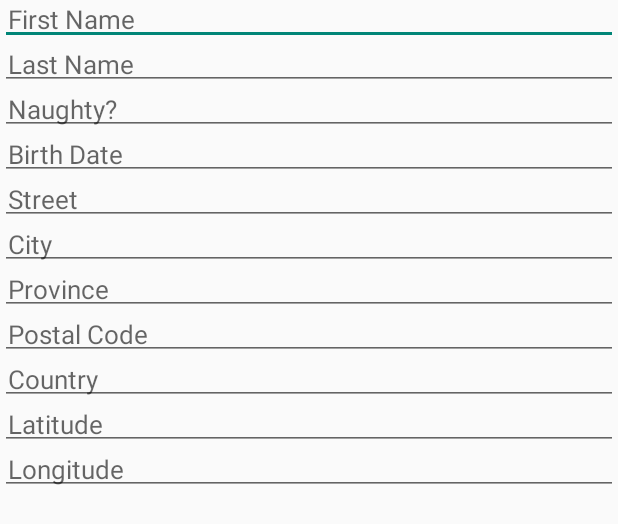
After one commit to tommyyeh0505/AndroidAssignment2, an Android app: the layout child_edit.xml on its own in the app's theme, with its tools: preview values and no code run, on a phone screen of 412 x 824 dp. The commit adds this screen. Shown: the top 524 px of the screen. Run offline under Robolectric (Android 15) with nearby library versions, the phone set to English and light mode, and no system bars.

Commit message:
edit look

```diff
--- a/app/src/main/java/com/example/tommy/assignment2/ChildInfoFragment.java
+++ b/app/src/main/java/com/example/tommy/assignment2/ChildInfoFragment.java
@@ -66,12 +66,21 @@ public class ChildInfoFragment extends Fragment {
         isNaughty = (TextView) view.findViewById(R.id.is_naughty);
         dateCreated = (TextView) view.findViewById(R.id.dateCreated);
         delete = (Button) view.findViewById(R.id.delete_button);
+        edit = (Button) view.findViewById(R.id.edit_button);
         selectChild = (TextView) view.findViewById(R.id.select_child_textview);
 
         delete.setOnClickListener(
                 new View.OnClickListener(){
                     public void onClick(View v){
                         acitivityInterface.delete(Integer.parseInt(id.getText().toString()) );
+                        clearAllText();
+                    }
+                }
+        );
+
+        edit.setOnClickListener(
+                new View.OnClickListener() {
+                    public void onClick(View v){
                         clearAllText();
                     }
                 }
@@ -95,6 +104,8 @@ public class ChildInfoFragment extends Fragment {
         dateCreated.setText("");
         delete.setVisibility(View.INVISIBLE);
         delete.setVisibility(View.GONE);
+        edit.setVisibility(View.INVISIBLE);
+        edit.setVisibility(View.GONE);
         id.setVisibility(View.GONE);
         firstName.setVisibility(View.GONE);
         lastName.setVisibility(View.GONE);
@@ -112,6 +123,7 @@ public class ChildInfoFragment extends Fragment {
 
     public void setChild(Child c){
         delete.setVisibility(View.VISIBLE);
+        edit.setVisibility(View.VISIBLE);
         id.setVisibility(View.VISIBLE);
         firstName.setVisibility(View.VISIBLE);
         lastName.setVisibility(View.VISIBLE);
--- a/app/src/main/java/com/example/tommy/assignment2/SQLHelper.java
+++ b/app/src/main/java/com/example/tommy/assignment2/SQLHelper.java
@@ -16,8 +16,6 @@ public class SQLHelper extends SQLiteOpenHelper {
         this.context = context;
         SQLiteDatabase db = this.getWritableDatabase();
         Log.e("NUMBER OF CHILDREN IN CHILD CLASS ARRAY: ", "" + Child.CHILDREN.length);
-
-
     }
     @Override
     public void onCreate(SQLiteDatabase db) {
@@ -139,7 +137,11 @@ public class SQLHelper extends SQLiteOpenHelper {
         db.delete("KIDLIST", "_id" + "=" + i, null);
     }
 
-
+    public void editChild(int i){
+        SQLiteDatabase db = this.getWritableDatabase();
+        Log.e("Editing id=", ""+i);
+        db.delete("KIDLIST", "_id" + "=" + i, null);
+    }
 
 
 }
--- /dev/null
+++ b/app/src/main/res/layout/child_edit.xml
@@ -0,0 +1,100 @@
+<LinearLayout xmlns:android="http://schemas.android.com/apk/res/android"
+    android:layout_width="match_parent"
+    android:layout_height="match_parent"
+    android:layout_alignParentStart="true"
+    android:layout_alignParentTop="true"
+    android:layout_alignParentBottom="true"
+    android:layout_marginTop="0dp"
+    android:layout_marginBottom="0dp"
+    android:orientation="vertical">
+
+    <EditText
+        android:id="@+id/first_name"
+        android:layout_width="match_parent"
+        android:layout_height="30dp"
+        android:padding="5dp"
+        android:hint="First Name"
+        android:textSize="17sp" />
+
+    <EditText
+        android:id="@+id/last_name"
+        android:layout_width="match_parent"
+        android:layout_height="30dp"
+        android:padding="5dp"
+        android:hint="Last Name"
+        android:textSize="17sp" />
+
+    <EditText
+        android:id="@+id/is_naughty"
+        android:layout_width="match_parent"
+        android:layout_height="30dp"
+        android:padding="5dp"
+        android:hint="Naughty?"
+        android:textSize="17sp" />
+
+    <EditText
+        android:id="@+id/birthDate"
+        android:layout_width="match_parent"
+        android:layout_height="30dp"
+        android:padding="5dp"
+        android:hint="Birth Date"
+        android:textSize="17sp" />
+
+    <EditText
+        android:id="@+id/street"
+        android:layout_width="match_parent"
+        android:layout_height="30dp"
+        android:padding="5dp"
+        android:hint="Street"
+        android:textSize="17sp" />
+
+    <EditText
+        android:id="@+id/city"
+        android:layout_width="match_parent"
+        android:layout_height="30dp"
+        android:padding="5dp"
+        android:hint="City"
+        android:textSize="17sp" />
+
+    <EditText
+        android:id="@+id/province"
+        android:layout_width="match_parent"
+        android:layout_height="30dp"
+        android:padding="5dp"
+        android:hint="Province"
+        android:textSize="17sp" />
+
+    <EditText
+        android:id="@+id/postalCode"
+        android:layout_width="match_parent"
+        android:layout_height="30dp"
+        android:padding="5dp"
+        android:hint="Postal Code"
+        android:textSize="17sp" />
+
+    <EditText
+        android:id="@+id/country"
+        android:layout_width="match_parent"
+        android:layout_height="30dp"
+        android:padding="5dp"
+        android:hint="Country"
+        android:textSize="17sp" />
+
+    <EditText
+        android:id="@+id/latitude"
+        android:layout_width="match_parent"
+        android:layout_height="30dp"
+        android:padding="5dp"
+        android:hint="Latitude"
+        android:textSize="17sp" />
+
+    <EditText
+        android:id="@+id/longitude"
+        android:layout_width="match_parent"
+        android:layout_height="30dp"
+        android:padding="5dp"
+        android:hint="Longitude"
+        android:textSize="17sp" />
+
+
+</LinearLayout>
--- a/app/src/main/res/layout/child_info_fragment.xml
+++ b/app/src/main/res/layout/child_info_fragment.xml
@@ -97,6 +97,12 @@
             android:layout_height="wrap_content"
             android:text="DELETE CHILD"
             android:visibility="gone"/>
+        <Button
+            android:id="@+id/edit_button"
+            android:layout_width="wrap_content"
+            android:layout_height="wrap_content"
+            android:text="EDIT CHILD"
+            android:visibility="gone"/>
 
         <TextView
             android:id="@+id/textView"
```
